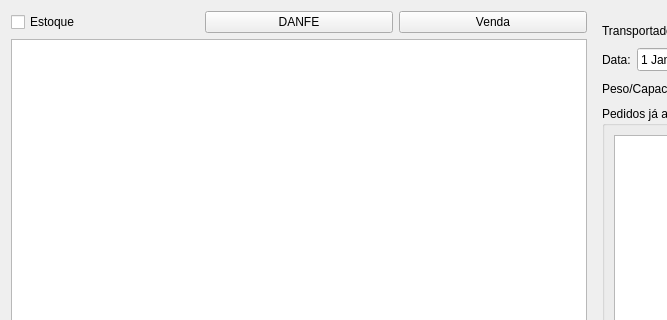
Qt form ui/widgetlogisticaagendarcoleta.ui (darktorres/ERP-STACCATO) before a commit; both pictures show x 0 to 667 and y 0 to 320 of the 1132 by 720 pixel window.
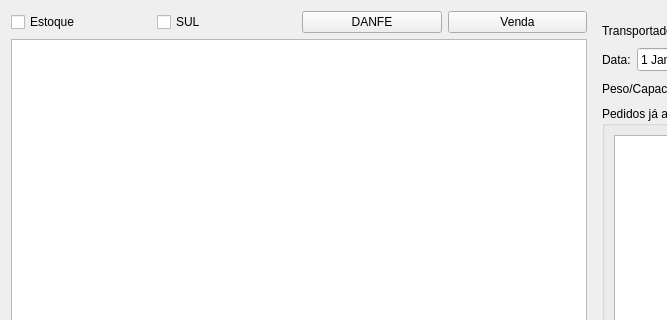
The same form after that commit. Custom widgets are drawn as their Qt base class.

Commit message: Filtrar agendar coleta para não mostrar pedidos do sul

Diff of the .ui file:
```diff
--- a/ui/widgetlogisticaagendarcoleta.ui
+++ b/ui/widgetlogisticaagendarcoleta.ui
@@ -23,20 +23,27 @@
        </property>
       </widget>
      </item>
-     <item row="0" column="1">
-      <widget class="QPushButton" name="pushButtonDanfe">
-       <property name="text">
-        <string>DANFE</string>
-       </property>
-      </widget>
-     </item>
-     <item row="0" column="2">
+     <item row="0" column="3">
       <widget class="QPushButton" name="pushButtonVenda">
        <property name="text">
         <string>Venda</string>
        </property>
       </widget>
      </item>
+     <item row="0" column="2">
+      <widget class="QPushButton" name="pushButtonDanfe">
+       <property name="text">
+        <string>DANFE</string>
+       </property>
+      </widget>
+     </item>
+     <item row="0" column="1">
+      <widget class="QCheckBox" name="checkBoxSul">
+       <property name="text">
+        <string>SUL</string>
+       </property>
+      </widget>
+     </item>
     </layout>
    </item>
    <item row="0" column="2" rowspan="2">
```
The commit also changes 2 other files.
